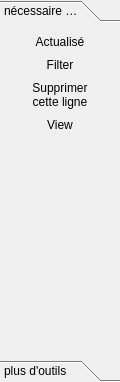
The window that Auto_Ecole/TableViewTools/tableviewtools.ui (AmineHouari98/auto_Ecole) describes before a commit, drawn with Qt 5.
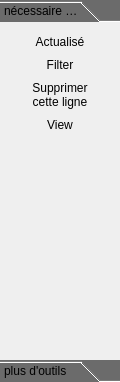
The same window after the commit. Icons and pictures are not drawn.

Patch:
```diff
--- a/Auto_Ecole/TableViewTools/tableviewtools.ui
+++ b/Auto_Ecole/TableViewTools/tableviewtools.ui
@@ -43,10 +43,14 @@
    </property>
    <item row="0" column="0">
     <widget class="QToolBox" name="toolBox">
+     <property name="autoFillBackground">
+      <bool>false</bool>
+     </property>
      <property name="styleSheet">
       <string notr="true">QToolBox
+
 {
-background-color: transparent ;
+background-color: rgb(107, 107, 107);
 border : none ;
 }
 </string>
```
Left out of the diff: 9 changed lines with no effect on the pictures.
